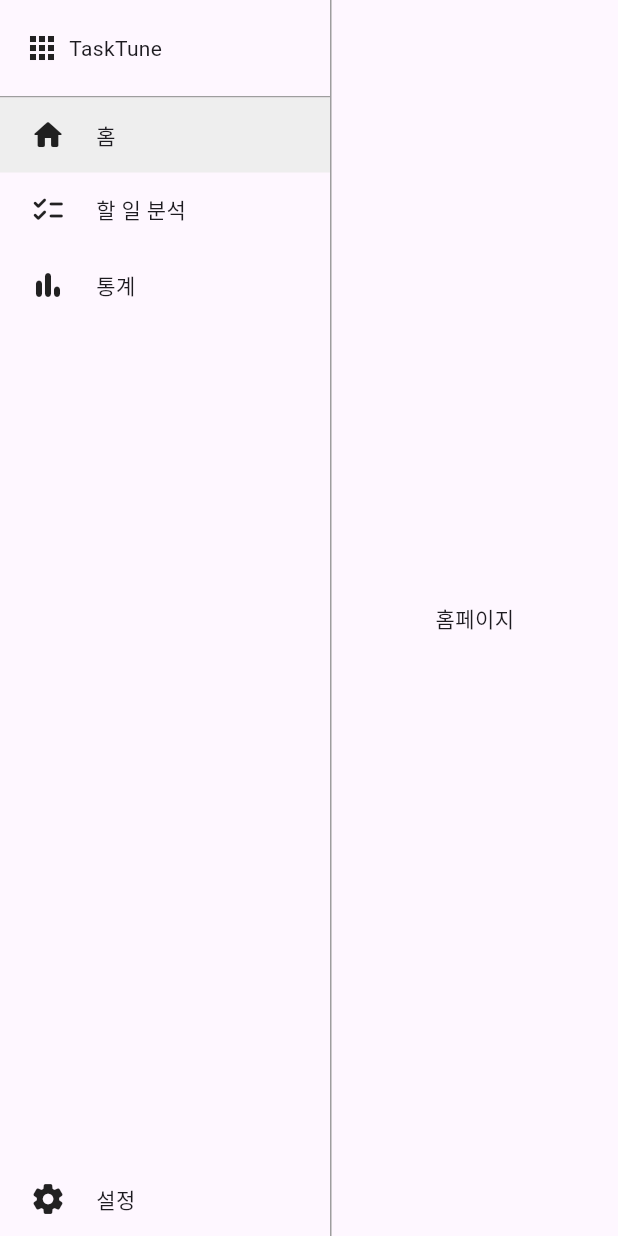
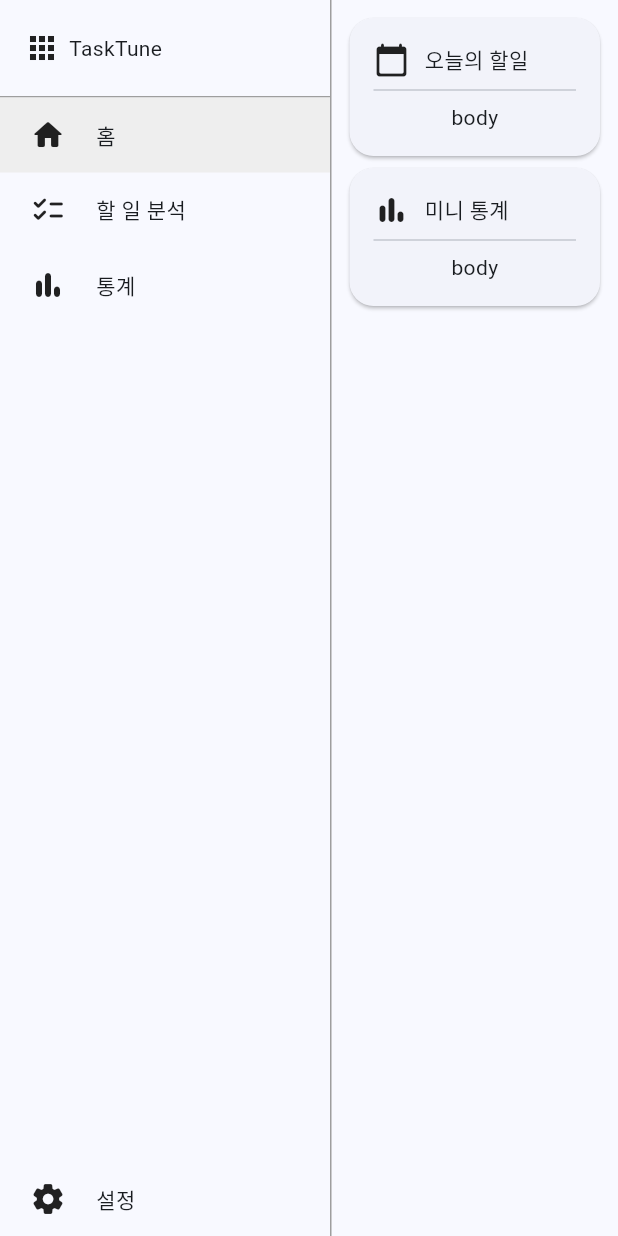
Before and after one commit to jiwoo590162-lang/TaskTune, a Flutter app: the screen it shows after launch, on a phone screen of 412 x 824 dp. Run offline on Flutter 3.47's test engine with Material 3 defaults, Android fonts, the phone set to English and light mode, and no system bars.

Commit message:
feat: 홈 카드 위젯 추가

```diff
--- a/lib/main.dart
+++ b/lib/main.dart
@@ -21,6 +21,14 @@ class _AppState extends State<App> {
   @override
   Widget build(BuildContext context) {
     return MaterialApp(
+      title: 'Theme',
+      theme: ThemeData(
+        primaryColor: Colors.blue,
+        colorScheme: ColorScheme.fromSeed(seedColor: Colors.blue),
+        splashColor: Colors.transparent,
+        highlightColor: Colors.transparent,
+        hoverColor: Colors.transparent,
+      ),
       home: Scaffold(
         body: Row(
           children: [
@@ -132,9 +140,6 @@ class MenuItem extends StatelessWidget {
       color: selected ? Colors.grey.shade200 : Colors.transparent,
       child: InkWell(
         onTap: onTap,
-        splashColor: Colors.transparent,
-        highlightColor: Colors.transparent,
-        hoverColor: Colors.transparent,
         child: SizedBox(
           height: 50,
           child: Center(
--- a/lib/screens/home_page.dart
+++ b/lib/screens/home_page.dart
@@ -5,8 +5,69 @@ class HomePage extends StatelessWidget {
 
   @override
   Widget build(BuildContext context) {
-    return const Center(
-      child: Text('홈페이지'),
+    return const SingleChildScrollView(
+      child: Center(
+        child: Padding(
+          padding: EdgeInsets.all(8.0),
+          child: Column(
+            crossAxisAlignment: CrossAxisAlignment.stretch,
+            children: [
+              _DashBoardCard(
+                title: '오늘의 할일',
+                icon: Icons.calendar_today_rounded,
+                body: Text('body'),
+              ),
+              _DashBoardCard(
+                title: '미니 통계',
+                icon: Icons.bar_chart_rounded,
+                body: Text('body'),
+              ),
+            ],
+          ),
+        ),
+      ),
     );
   }
 }
+
+class _DashBoardCard extends StatelessWidget {
+  final String title;
+  final IconData icon;
+  final Widget body;
+
+  const _DashBoardCard({
+    super.key,
+    required this.title,
+    required this.icon,
+    required this.body,
+  });
+
+  @override
+  Widget build(BuildContext context) {
+    return Card(
+      elevation: 1,
+      shape: RoundedRectangleBorder(
+        borderRadius: BorderRadius.circular(16),
+      ),
+      child: Padding(
+        padding: const EdgeInsets.all(16.0),
+        child: Column(
+          children: [
+            // --- 제목 ---
+            Row(
+              children: [
+                Icon(icon),
+                const SizedBox(
+                  width: 10,
+                ),
+                Text(title),
+              ],
+            ),
+            const Divider(),
+            body,
+          ],
+        ),
+      ),
+    );
+  }
+}
```
